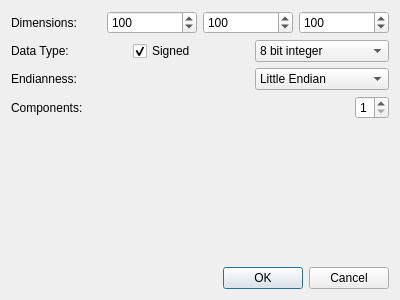
First picture: the form in tomviz/RAWFileReaderDialog.ui, repository OpenChemistry/tomviz, before the edit.
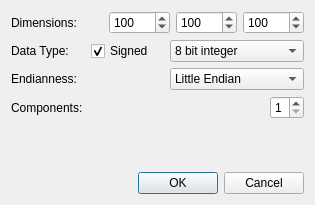
Second picture: the form after the edit.

Commit message:
Lower maximum of spinboxes so their width is smaller
Noone has sensors that capture more than 8000^3, but this adds an extra
digit to the maximum for future-proofing.  The maximum in one dimension
that it accepts now is 99999.  This also allowed the dialog itself to be
shrunk some.

What changed in the file:
```diff
--- a/tomviz/RAWFileReaderDialog.ui
+++ b/tomviz/RAWFileReaderDialog.ui
@@ -6,8 +6,8 @@
    <rect>
     <x>0</x>
     <y>0</y>
-    <width>400</width>
-    <height>300</height>
+    <width>315</width>
+    <height>205</height>
    </rect>
   </property>
   <property name="windowTitle">
@@ -122,13 +122,26 @@
         </property>
        </widget>
       </item>
+      <item>
+       <spacer name="horizontalSpacer_2">
+        <property name="orientation">
+         <enum>Qt::Horizontal</enum>
+        </property>
+        <property name="sizeHint" stdset="0">
+         <size>
+          <width>40</width>
+          <height>20</height>
+         </size>
+        </property>
+       </spacer>
+      </item>
       <item>
        <widget class="QSpinBox" name="dimensionX">
         <property name="minimum">
          <number>1</number>
         </property>
         <property name="maximum">
-         <number>2147483647</number>
+         <number>99999</number>
         </property>
         <property name="value">
          <number>100</number>
@@ -138,7 +151,7 @@
       <item>
        <widget class="QSpinBox" name="dimensionY">
         <property name="maximum">
-         <number>2147483647</number>
+         <number>99999</number>
         </property>
         <property name="value">
          <number>100</number>
@@ -151,7 +164,7 @@
          <number>1</number>
         </property>
         <property name="maximum">
-         <number>2147483647</number>
+         <number>99999</number>
         </property>
         <property name="value">
          <number>100</number>
```
